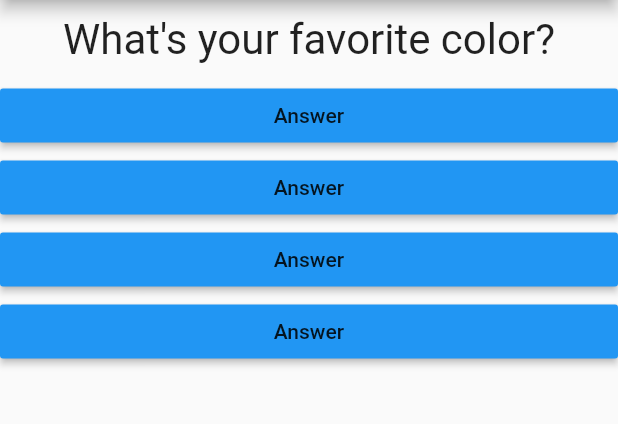
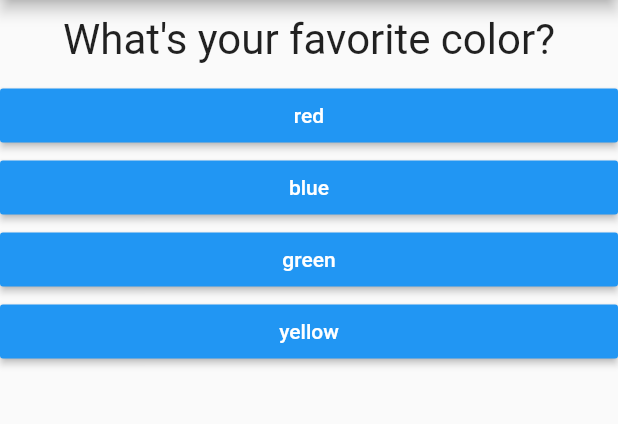
Before and after one commit to jdesfon/FLUTTER_courses, a Flutter app: the screen it shows after launch, on a phone screen of 412 x 824 dp, the part 84-508 px from its top. Run offline on Flutter 3.47's test engine with Material 2 defaults, Android fonts, the phone set to English and light mode, and no system bars.

Commit message:
style: answer text color white

```diff
--- a/quizz_app/lib/answer.dart
+++ b/quizz_app/lib/answer.dart
@@ -12,7 +12,10 @@ class Answer extends StatelessWidget {
       width: double.infinity,
       child: RaisedButton(
         color: Colors.blue,
-        child: Text('Answer'),
+        child: Text(
+          answerText,
+          style: TextStyle(color: Colors.white,)
+        ),
         onPressed: selectHandler,
       ),
     );
```
